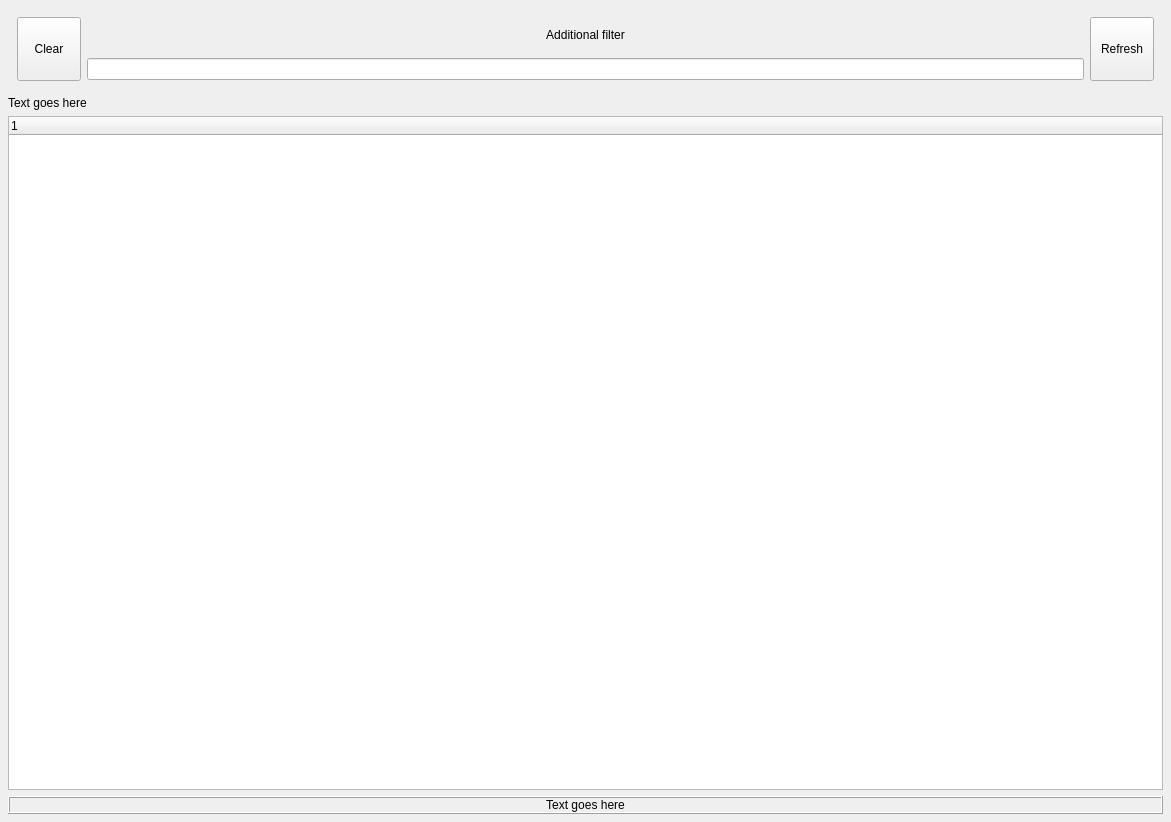
Before: the Qt Designer form groot_gui/forms/designer/frm_view_splits_designer.ui in JMcInerneyLab/groot, drawn with Qt 5.
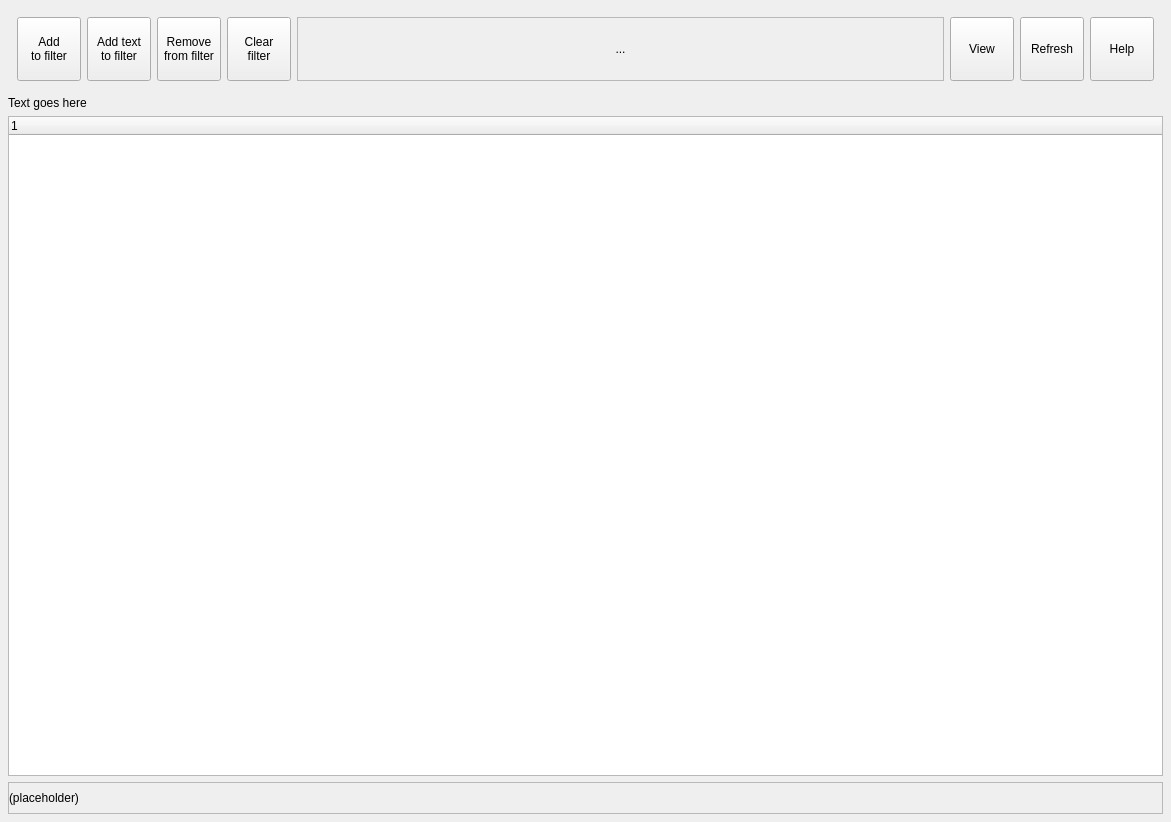
After: the same form once the commit is applied. Icons and pictures are not drawn.

Commit message: updated readme, gui provides help

What changed in the file:
```diff
--- a/groot_gui/forms/designer/frm_view_splits_designer.ui
+++ b/groot_gui/forms/designer/frm_view_splits_designer.ui
@@ -29,6 +29,123 @@
    <item>
     <widget class="QFrame" name="FRA_TOOLBAR">
      <layout class="QHBoxLayout" name="horizontalLayout_3">
+      <item>
+       <widget class="QToolButton" name="BTN_ADD_TO_FILTER">
+        <property name="minimumSize">
+         <size>
+          <width>64</width>
+          <height>64</height>
+         </size>
+        </property>
+        <property name="maximumSize">
+         <size>
+          <width>64</width>
+          <height>64</height>
+         </size>
+        </property>
+        <property name="toolTip">
+         <string>&lt;html&gt;&lt;head/&gt;&lt;body&gt;&lt;p&gt;Switch to edge edit mode.&lt;/p&gt;&lt;/body&gt;&lt;/html&gt;</string>
+        </property>
+        <property name="statusTip">
+         <string>Remove edge</string>
+        </property>
+        <property name="text">
+         <string>Add
+to filter</string>
+        </property>
+        <property name="icon">
+         <iconset resource="../resources/resources.qrc">
+          <normaloff>:/groot/shift_right.svg</normaloff>:/groot/shift_right.svg</iconset>
+        </property>
+        <property name="iconSize">
+         <size>
+          <width>32</width>
+          <height>32</height>
+         </size>
+        </property>
+        <property name="toolButtonStyle">
+         <enum>Qt::ToolButtonTextUnderIcon</enum>
+        </property>
+       </widget>
+      </item>
+      <item>
+       <widget class="QToolButton" name="BTN_ADD_TEXT_TO_FILTER">
+        <property name="minimumSize">
+         <size>
+          <width>64</width>
+          <height>64</height>
+         </size>
+        </property>
+        <property name="maximumSize">
+         <size>
+          <width>64</width>
+          <height>64</height>
+         </size>
+        </property>
+        <property name="toolTip">
+         <string>&lt;html&gt;&lt;head/&gt;&lt;body&gt;&lt;p&gt;Switch to edge edit mode.&lt;/p&gt;&lt;/body&gt;&lt;/html&gt;</string>
+        </property>
+        <property name="statusTip">
+         <string>Remove edge</string>
+        </property>
+        <property name="text">
+         <string>Add text
+to filter</string>
+        </property>
+        <property name="icon">
+         <iconset resource="../resources/resources.qrc">
+          <normaloff>:/groot/shift_right.svg</normaloff>:/groot/shift_right.svg</iconset>
+        </property>
+        <property name="iconSize">
+         <size>
+          <width>32</width>
+          <height>32</height>
+         </size>
+        </property>
+        <property name="toolButtonStyle">
+         <enum>Qt::ToolButtonTextUnderIcon</enum>
+        </property>
+       </widget>
+      </item>
+      <item>
+       <widget class="QToolButton" name="BTN_REMOVE_FROM_FILTER">
+        <property name="minimumSize">
+         <size>
+          <width>64</width>
+          <height>64</height>
+         </size>
+        </property>
+        <property name="maximumSize">
+         <size>
+          <width>64</width>
+          <height>64</height>
+         </size>
+        </property>
+        <property name="toolTip">
+         <string>&lt;html&gt;&lt;head/&gt;&lt;body&gt;&lt;p&gt;Switch to edge edit mode.&lt;/p&gt;&lt;/body&gt;&lt;/html&gt;</string>
+        </property>
+        <property name="statusTip">
+         <string>Remove edge</string>
+        </property>
+        <property name="text">
+         <string>Remove
+from filter</string>
+        </property>
+        <property name="icon">
+         <iconset resource="../resources/resources.qrc">
+          <normaloff>:/groot/shift_left.svg</normaloff>:/groot/shift_left.svg</iconset>
+        </property>
+        <property name="iconSize">
+         <size>
+          <width>32</width>
+          <height>32</height>
+         </size>
+        </property>
+        <property name="toolButtonStyle">
+         <enum>Qt::ToolButtonTextUnderIcon</enum>
+        </property>
+       </widget>
+      </item>
       <item>
        <widget class="QToolButton" name="BTN_CLEAR_">
         <property name="minimumSize">
@@ -50,7 +167,8 @@
          <string>Remove edge</string>
         </property>
         <property name="text">
-         <string>Clear</string>
+         <string>Clear
+filter</string>
         </property>
         <property name="icon">
          <iconset resource="../resources/resources.qrc">
@@ -68,53 +186,61 @@
        </widget>
       </item>
       <item>
-       <layout class="QVBoxLayout" name="verticalLayout">
-        <item>
-         <spacer name="verticalSpacer_2">
-          <property name="orientation">
-           <enum>Qt::Vertical</enum>
-          </property>
-          <property name="sizeType">
-           <enum>QSizePolicy::Preferred</enum>
-          </property>
-          <property name="sizeHint" stdset="0">
-           <size>
-            <width>20</width>
-            <height>1</height>
-           </size>
-          </property>
-         </spacer>
-        </item>
-        <item>
-         <widget class="QLabel" name="LBL_ADDFILTER">
-          <property name="text">
-           <string>Additional filter</string>
-          </property>
-          <property name="alignment">
-           <set>Qt::AlignCenter</set>
-          </property>
-         </widget>
-        </item>
-        <item>
-         <widget class="QLineEdit" name="TXT_ADDFILTER"/>
-        </item>
-        <item>
-         <spacer name="verticalSpacer">
-          <property name="orientation">
-           <enum>Qt::Vertical</enum>
-          </property>
-          <property name="sizeType">
-           <enum>QSizePolicy::Preferred</enum>
-          </property>
-          <property name="sizeHint" stdset="0">
-           <size>
-            <width>20</width>
-            <height>1</height>
-           </size>
-          </property>
-         </spacer>
-        </item>
-       </layout>
+       <widget class="QLabel" name="LBL_FILTER">
+        <property name="sizePolicy">
+         <sizepolicy hsizetype="Expanding" vsizetype="Preferred">
+          <horstretch>0</horstretch>
+          <verstretch>0</verstretch>
+         </sizepolicy>
+        </property>
+        <property name="frameShape">
+         <enum>QFrame::StyledPanel</enum>
+        </property>
+        <property name="text">
+         <string>...</string>
+        </property>
+        <property name="alignment">
+         <set>Qt::AlignCenter</set>
+        </property>
+       </widget>
+      </item>
+      <item>
+       <widget class="QToolButton" name="BTN_VIEW_ELSEWHERE">
+        <property name="minimumSize">
+         <size>
+          <width>64</width>
+          <height>64</height>
+         </size>
+        </property>
+        <property name="maximumSize">
+         <size>
+          <width>64</width>
+          <height>64</height>
+         </size>
+        </property>
+        <property name="toolTip">
+         <string>&lt;html&gt;&lt;head/&gt;&lt;body&gt;&lt;p&gt;Switch to edge edit mode.&lt;/p&gt;&lt;/body&gt;&lt;/html&gt;</string>
+        </property>
+        <property name="statusTip">
+         <string>Remove edge</string>
+        </property>
+        <property name="text">
+         <string>View</string>
+        </property>
+        <property name="icon">
+         <iconset resource="../resources/resources.qrc">
+          <normaloff>:/groot/view.svg</normaloff>:/groot/view.svg</iconset>
+        </property>
+        <property name="iconSize">
+         <size>
+          <width>32</width>
+          <height>32</height>
+         </size>
+        </property>
+        <property name="toolButtonStyle">
+         <enum>Qt::ToolButtonTextUnderIcon</enum>
+        </property>
+       </widget>
       </item>
       <item>
        <widget class="QToolButton" name="BTN_REFRESH">
@@ -154,6 +280,44 @@
         </property>
        </widget>
       </item>
+      <item>
+       <widget class="QToolButton" name="BTN_HELP">
+        <property name="minimumSize">
+         <size>
+          <width>64</width>
+          <height>64</height>
+         </size>
+        </property>
+        <property name="maximumSize">
+         <size>
+          <width>64</width>
+          <height>64</height>
+         </size>
+        </property>
+        <property name="toolTip">
+         <string>&lt;html&gt;&lt;head/&gt;&lt;body&gt;&lt;p&gt;Switch to edge edit mode.&lt;/p&gt;&lt;/body&gt;&lt;/html&gt;</string>
+        </property>
+        <property name="statusTip">
+         <string>Remove edge</string>
+        </property>
+        <property name="text">
+         <string>Help</string>
+        </property>
+        <property name="icon">
+         <iconset resource="../resources/resources.qrc">
+          <normaloff>:/groot/help.svg</normaloff>:/groot/help.svg</iconset>
+        </property>
+        <property name="iconSize">
+         <size>
+          <width>32</width>
+          <height>32</height>
+         </size>
+        </property>
+        <property name="toolButtonStyle">
+         <enum>Qt::ToolButtonTextUnderIcon</enum>
+        </property>
+       </widget>
+      </item>
      </layout>
     </widget>
    </item>
@@ -189,25 +353,56 @@
     </widget>
    </item>
    <item>
-    <widget class="QLabel" name="LBL_SELECTION_INFO">
-     <property name="toolTip">
-      <string>Baum-Ragan representation</string>
+    <widget class="QScrollArea" name="scrollArea">
+     <property name="sizePolicy">
+      <sizepolicy hsizetype="Expanding" vsizetype="Fixed">
+       <horstretch>0</horstretch>
+       <verstretch>0</verstretch>
+      </sizepolicy>
      </property>
-     <property name="frameShape">
-      <enum>QFrame::Box</enum>
+     <property name="maximumSize">
+      <size>
+       <width>16777215</width>
+       <height>32</height>
+      </size>
      </property>
-     <property name="frameShadow">
-      <enum>QFrame::Raised</enum>
+     <property name="verticalScrollBarPolicy">
+      <enum>Qt::ScrollBarAlwaysOff</enum>
      </property>
-     <property name="text">
-      <string>Text goes here</string>
+     <property name="widgetResizable">
+      <bool>true</bool>
      </property>
-     <property name="alignment">
-      <set>Qt::AlignCenter</set>
-     </property>
-     <property name="margin">
-      <number>8</number>
-     </property>
+     <widget class="QWidget" name="scrollAreaWidgetContents">
+      <property name="geometry">
+       <rect>
+        <x>0</x>
+        <y>0</y>
+        <width>1153</width>
+        <height>30</height>
+       </rect>
+      </property>
+      <layout class="QHBoxLayout" name="LAY_BBAR">
+       <property name="leftMargin">
+        <number>0</number>
+       </property>
+       <property name="topMargin">
+        <number>0</number>
+       </property>
+       <property name="rightMargin">
+        <number>0</number>
+       </property>
+       <property name="bottomMargin">
+        <number>0</number>
+       </property>
+       <item>
+        <widget class="QLabel" name="label">
+         <property name="text">
+          <string>(placeholder)</string>
+         </property>
+        </widget>
+       </item>
+      </layout>
+     </widget>
     </widget>
    </item>
   </layout>
```
Left out of the diff: 4 changed lines with no effect on the pictures. The commit also changes 73 other files.
